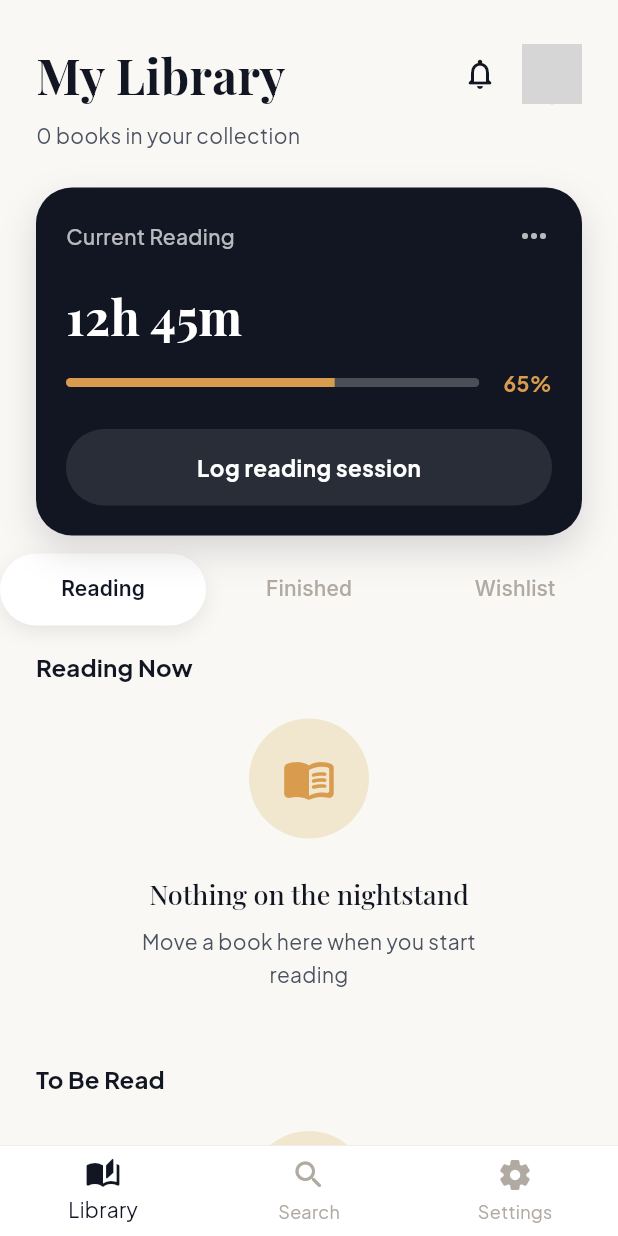
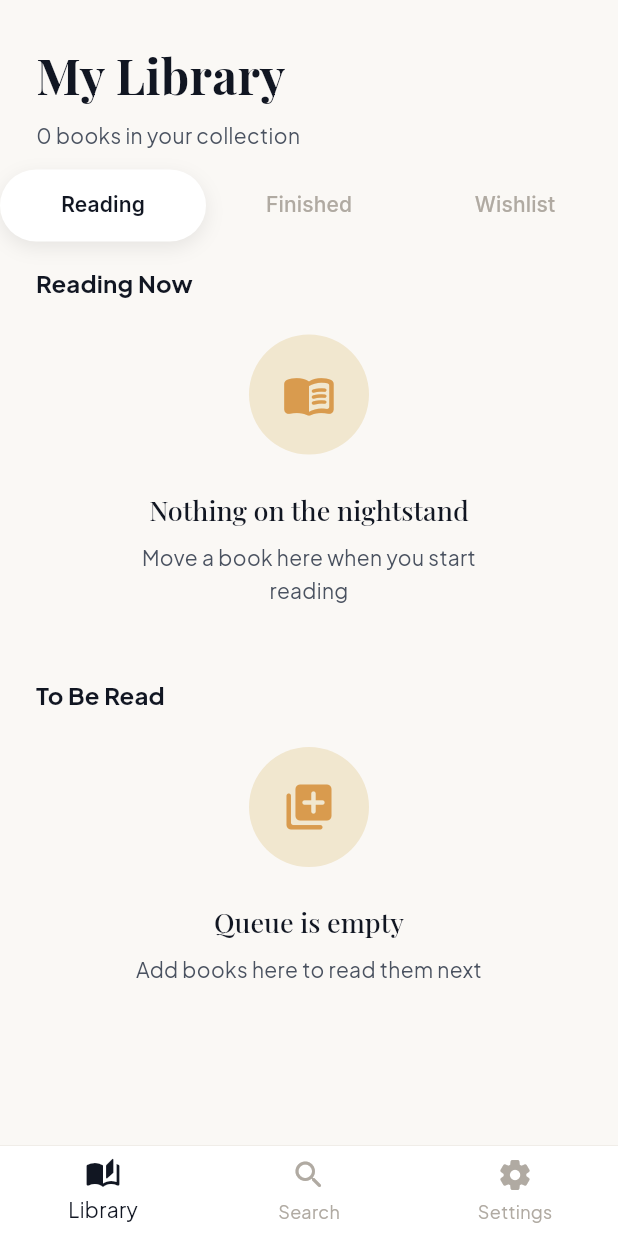
Before and after one commit to mdiksann/Lume, a Flutter app: the LibraryScreen screen opened by its route, on a phone screen of 412 x 824 dp. Run offline on Flutter 3.47's test engine with Material 3 defaults, Android fonts, the phone set to English and light mode, and no system bars; our stand-ins replace bloc_concurrency, cached_network_image, equatable, flutter_bloc, flutter_dotenv, flutter_local_notifications and 4 more; accounts and stored records are empty; grey boxes are pictures that could not be loaded.

Commit message:
feat: implement core project structure, UI screens, and platform assets

```diff
--- a/lib/presentation/screens/library_screen.dart
+++ b/lib/presentation/screens/library_screen.dart
@@ -113,9 +113,6 @@ class _LibraryScreenState extends State<LibraryScreen>
               child: Column(
                 crossAxisAlignment: CrossAxisAlignment.start,
                 children: [
-                  Row(
-                    crossAxisAlignment: CrossAxisAlignment.center,
-                    children: [
                   Text(
                     'My Library',
                     style: GoogleFonts.playfairDisplay(
@@ -125,23 +122,6 @@ class _LibraryScreenState extends State<LibraryScreen>
                           ? AppColors.darkTextPrimary
                           : AppColors.lightTextPrimary,
                     ),
-                      ),
-                      const Spacer(),
-                      Icon(Icons.notifications_none_rounded, color: isDark ? AppColors.darkTextPrimary : AppColors.lightTextPrimary),
-                      const SizedBox(width: 16),
-                      Container(
-                        width: 40,
-                        height: 40,
-                        decoration: BoxDecoration(
-                          shape: BoxShape.circle,
-                          border: Border.all(color: AppColors.lightAccent, width: 2),
-                          image: const DecorationImage(
-                            image: NetworkImage('https://i.pravatar.cc/150?img=68'),
-                            fit: BoxFit.cover,
-                          ),
-                        ),
-                      ),
-                    ],
                   ),
                   const SizedBox(height: 4),
                   BlocBuilder<LibraryBloc, LibraryState>(
@@ -154,90 +134,6 @@ class _LibraryScreenState extends State<LibraryScreen>
                       }
                       return const SizedBox.shrink();
                     },
-                  ),
-                  const SizedBox(height: 24),
-                  // Reading Summary Card
-                  Container(
-                    padding: const EdgeInsets.all(20),
-                    decoration: BoxDecoration(
-                      color: const Color(0xFF111622), // Midnight Ink
-                      borderRadius: BorderRadius.circular(24),
-                      boxShadow: [
-                        BoxShadow(
-                          color: const Color(0xFF111622).withValues(alpha: 0.15),
-                          blurRadius: 20,
-                          offset: const Offset(0, 10),
-                        ),
-                      ],
-                    ),
-                    child: Column(
-                      crossAxisAlignment: CrossAxisAlignment.start,
-                      children: [
-                        Row(
-                          mainAxisAlignment: MainAxisAlignment.spaceBetween,
-                          children: [
-                            Text(
-                              'Current Reading',
-                              style: GoogleFonts.plusJakartaSans(
-                                color: Colors.white70,
-                                fontSize: 14,
-                                fontWeight: FontWeight.w500,
-                              ),
-                            ),
-                            const Icon(Icons.more_horiz, color: Colors.white70),
-                          ],
-                        ),
-                        const SizedBox(height: 16),
-                        Text(
-                          '12h 45m',
-                          style: GoogleFonts.playfairDisplay(
-                            color: Colors.white,
-                            fontSize: 32,
-                            fontWeight: FontWeight.bold,
-                          ),
-                        ),
-                        const SizedBox(height: 8),
-                        Row(
-                          children: [
-                            Expanded(
-                              child: ClipRRect(
-                                borderRadius: BorderRadius.circular(100),
-                                child: const LinearProgressIndicator(
-                                  value: 0.65,
-                                  backgroundColor: Colors.white24,
-                                  valueColor: AlwaysStoppedAnimation<Color>(AppColors.lightAccent),
-                                  minHeight: 6,
-                                ),
-                              ),
-                            ),
-                            const SizedBox(width: 16),
-                            Text(
-                              '65%',
-                              style: GoogleFonts.plusJakartaSans(
-                                color: AppColors.lightAccent,
-                                fontWeight: FontWeight.bold,
-                              ),
-                            ),
-                          ],
-                        ),
-                        const SizedBox(height: 20),
-                        SizedBox(
-                          width: double.infinity,
-                          child: ElevatedButton(
-                            onPressed: () {},
-                            style: ElevatedButton.styleFrom(
-                              backgroundColor: Colors.white.withValues(alpha: 0.1),
-                              foregroundColor: Colors.white,
-                              elevation: 0,
-                              shape: RoundedRectangleBorder(
-                                borderRadius: BorderRadius.circular(100),
-                              ),
-                            ),
-                            child: Text('Log reading session', style: GoogleFonts.plusJakartaSans(fontWeight: FontWeight.bold)),
-                          ),
-                        ),
-                      ],
-                    ),
                   ),
                   const SizedBox(height: 8),
                 ],
```
Lines whose indentation alone changed are shown as unchanged.
